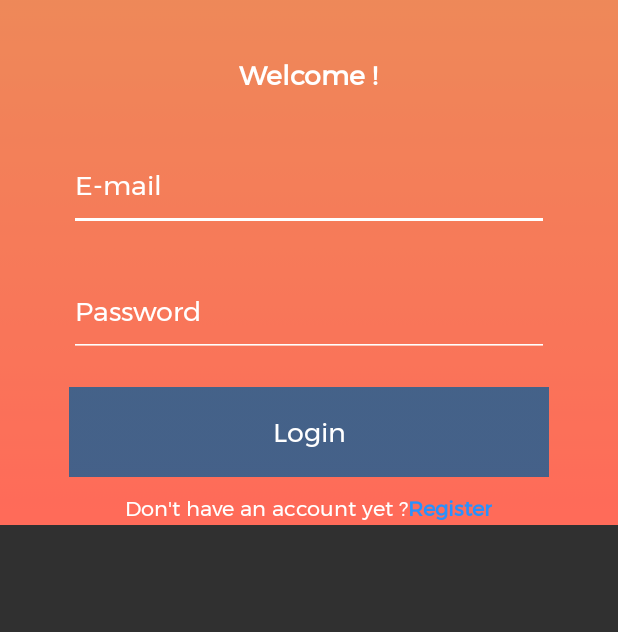
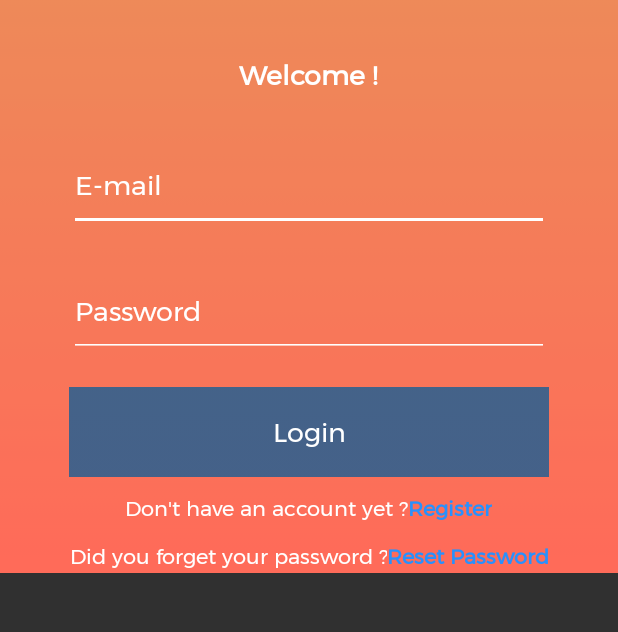
Before and after one commit to MarieMoalla/Adopt-a-pet, an Android app: the LoginActivity screen opened directly, with no data from a screen before it, on a phone screen of 412 x 824 dp, the part 234-866 px from its top. Run offline under Robolectric (Android 15) with nearby library versions, the phone set to English and light mode, and no system bars.

Commit message:
Add forget password (didnt test it) and database configuration

```diff
--- a/app/src/main/AndroidManifest.xml
+++ b/app/src/main/AndroidManifest.xml
@@ -21,6 +21,9 @@
             android:name=".StartActivity"
             android:exported="false"/>
         <activity
+            android:name=".ForgetPwd"
+            android:exported="false"/>
+        <activity
             android:name=".SplashScreenActivity"
             android:exported="true">
             <intent-filter>
--- /dev/null
+++ b/app/src/main/java/com/example/projetandroid/ForgetPwd.java
@@ -0,0 +1,4 @@
+package com.example.projetandroid;
+
+public class ForgetPwd {
+}
--- a/app/src/main/java/com/example/projetandroid/RegisterActivity.java
+++ b/app/src/main/java/com/example/projetandroid/RegisterActivity.java
@@ -51,7 +51,7 @@ public class RegisterActivity extends AppCompatActivity{
                     //Log.i("Name",name);
                     Toast.makeText(RegisterActivity.this, "Test" , Toast.LENGTH_SHORT).show();
                 } else {
-                    User user = new User(0,mName.getText().toString(),mLastname.getText().toString(),mUsername.getText().toString(),mPassword.getText().toString());
+                    User user = new User(0,mName.getText().toString(),mLastname.getText().toString(),mUsername.getText().toString(),mPassword.getText().toString(),"");
                     databasHelper.addUser(user);
                     databasHelper.close();
                     Intent intent = new Intent(RegisterActivity.this , LoginActivity.class);
--- a/app/src/main/java/service/DatabaseHelper.java
+++ b/app/src/main/java/service/DatabaseHelper.java
@@ -27,6 +27,8 @@ public class DatabaseHelper extends SQLiteOpenHelper{
     @Override
     public void onCreate(SQLiteDatabase sqLiteDatabase) {
         sqLiteDatabase.execSQL(CREATE_USER_TABLE);
+        sqLiteDatabase.execSQL(CREATE_PET_TABLE);
+        sqLiteDatabase.execSQL(CREATE_REQUEST_TABLE);
         Log.i("DataBase", "Tables created");
     }
 
@@ -34,6 +36,8 @@ public class DatabaseHelper extends SQLiteOpenHelper{
     public void onUpgrade(SQLiteDatabase sqLiteDatabase, int i, int i1) {
         // If table  already exist
         sqLiteDatabase.execSQL(DROP_USER_TABLE);
+        sqLiteDatabase.execSQL(DROP_PET_TABLE);
+        sqLiteDatabase.execSQL(DROP_REQUEST_TABLE);
         onCreate(sqLiteDatabase);
         Log.i("DataBase", "Tables deleted");
     }
@@ -51,7 +55,7 @@ public class DatabaseHelper extends SQLiteOpenHelper{
 
     //region user table
 
-    // tables names
+    // tables User
     private static final String TABLE_USER = "user";
     // User Table Columns names
     private static final String USER_ID = "user_id";
@@ -60,19 +64,66 @@ public class DatabaseHelper extends SQLiteOpenHelper{
     private static final String USER_EMAIL = "user_email";
     private static final String USER_PASSWORD = "user_password";
 
+    private static final String USER_PWDTOKEN = "user_pwd_teken";
+
+
     // create user table sql query
     private String CREATE_USER_TABLE = "CREATE TABLE " + TABLE_USER + "("
             + USER_ID + " INTEGER PRIMARY KEY AUTOINCREMENT," + USER_NAME + " TEXT,"
             + USER_LAST_NAME + " TEXT," + USER_EMAIL + " TEXT,"
-            + USER_PASSWORD + " TEXT"  +")";
+            + USER_PASSWORD + " TEXT,"  + USER_PWDTOKEN +" TEXT" +")";
     // drop table user sql query
     private String DROP_USER_TABLE = "DROP TABLE IF EXISTS " + TABLE_USER;
 
     //endregion
 
+    //region pet table
+
+    // tables pet
+    private static final String TABLE_PET = "pet";
+    private static final String PET_ID = "pet_id";
+    private static final String PET_NAME = "pet_name";
+    private static final String PETBREED = "user_lastname";
+    private static final String PETGENDER = "user_email";
+    private static final String PETWEIGHT = "user_password";
+    private static final String PETHASREPORT = "user_password";
+    private static final String PETFORADAPTION = "user_password";
+    private static final String PETOWNERID = "user_pwd_teken";
+
+
+    // create pet table sql query
+    private String CREATE_PET_TABLE = "CREATE TABLE " + TABLE_PET + "("
+            + PET_ID + " INTEGER PRIMARY KEY AUTOINCREMENT," + PET_NAME + " TEXT,"
+            + PETBREED + " TEXT," + PETGENDER + " TEXT,"
+            + PETWEIGHT + " REAL,"  + PETHASREPORT +" INTEGER," + PETFORADAPTION +" INTEGER, CONSTRAINT fk_owner FOREIGN KEY ("+ PETOWNERID +") REFERENCES "+ TABLE_USER+ "("+USER_ID+"))";
+    // drop table pet sql query
+    private String DROP_PET_TABLE = "DROP TABLE IF EXISTS " + TABLE_REQUEST;
+
+    //endregion
+
+    //region user table
+
+    // tables request
+    private static final String TABLE_REQUEST = "request";
+    // User Table Columns names
+    private static final String REQUEST_ID = "request_id";
+    private static final String REQUEST_ACCEPTED = "request_accepted";
+    private static final String REQUEST_OWNERID = "request_ownerid";
+    private static final String REQUEST_ADAPTERID = "request_adapterid";
+    private static final String REQUEST_PETID = "request_petid";
+
+    // create request table sql query
+    private String CREATE_REQUEST_TABLE = "CREATE TABLE " + TABLE_REQUEST + "("
+            + REQUEST_ID + " INTEGER PRIMARY KEY AUTOINCREMENT," + REQUEST_ACCEPTED + " INTEGER,"
+            + REQUEST_OWNERID + " INTEGER," + REQUEST_ADAPTERID + " INTEGER, CONSTRAINT fk_pet FOREIGN KEY ("+ REQUEST_PETID +") REFERENCES "+ TABLE_PET+ "("+PET_ID+"))";
+    // drop table user sql query
+    private String DROP_REQUEST_TABLE = "DROP TABLE IF EXISTS " + TABLE_USER;
+
+    //endregion
+
     //region user methods
 
-    // add user to user table
+    //region add user to user table
     public void addUser(User user) {
         SQLiteDatabase db = this.getWritableDatabase();
 
@@ -81,13 +132,15 @@ public class DatabaseHelper extends SQLiteOpenHelper{
         values.put(USER_LAST_NAME, user.getmLastname());
         values.put(USER_EMAIL, user.getmEmail());
         values.put(USER_PASSWORD, user.getmPassword());
+        values.put(USER_PWDTOKEN, user.getPwdToken());
 
         // Inserting Row
         db.insert(TABLE_USER, null, values);
         db.close();
     }
+    //endregion
 
-    // Void to check user exist in database
+    // region Void to check user exist in database
     public boolean checkUser(String email, String password) {
         SQLiteDatabase db = this.getWritableDatabase();
         String[] columns = {USER_ID};
@@ -100,8 +153,24 @@ public class DatabaseHelper extends SQLiteOpenHelper{
         if(count > 0)return true;
         else return false;
     }
+    //endregion
 
-    // get user by email
+    //region  Void to check user exist in database
+    public boolean checkUserEmail(String email) {
+        SQLiteDatabase db = this.getWritableDatabase();
+        String[] columns = {USER_ID};
+        String selection = USER_EMAIL + "=?" ;
+        String[] selectionArgs = {email};
+        Cursor cursor = db.query(TABLE_USER, columns,selection,selectionArgs,null,null,null);
+        int count = cursor.getCount();
+        cursor.close();
+        db.close();
+        if(count > 0)return true;
+        else return false;
+    }
+    //endregion
+
+    //region get user by email
     public User getUser(String email) {
         SQLiteDatabase db = this.getReadableDatabase();
 
@@ -123,4 +192,5 @@ public class DatabaseHelper extends SQLiteOpenHelper{
         return user;
     }
     //endregion
+    //endregion
 }
--- a/app/src/main/res/layout/activity_login.xml
+++ b/app/src/main/res/layout/activity_login.xml
@@ -86,6 +86,7 @@
             android:textColor="@color/white"
             android:textSize="14sp" />
 
+
         <TextView
             android:id="@+id/login_tv_register"
             android:layout_width="wrap_content"
@@ -96,6 +97,33 @@
             android:textStyle="bold"
             android:textSize="14sp"/>
 
+
+
+    </LinearLayout>
+    <LinearLayout
+        android:layout_width="wrap_content"
+        android:layout_height="wrap_content"
+        android:layout_marginTop="10dp"
+        android:layout_gravity="center"
+        android:orientation="horizontal">
+        <TextView
+            android:layout_width="wrap_content"
+            android:layout_height="wrap_content"
+            android:fontFamily="@font/montserrat"
+            android:gravity="center"
+            android:text="Did you forget your password ?"
+            android:textColor="@color/white"
+            android:textSize="14sp" />
+
+        <TextView
+            android:id="@+id/reset_pwd"
+            android:layout_width="wrap_content"
+            android:layout_height="wrap_content"
+            android:fontFamily="@font/montserrat"
+            android:text="Reset Password"
+            android:textColor="@color/button_color"
+            android:textSize="14sp"
+            android:textStyle="bold" />
     </LinearLayout>
 </LinearLayout>
 </ScrollView>
```
Also changed, not shown: app/src/main/java/com/example/projetandroid/LoginActivity.java (+76 -0 lines), app/src/main/java/model/AdoptionRequest.java (added, +58 -0 lines), app/src/main/java/model/Pet.java (added, +89 -0 lines), app/src/main/java/model/User.java (+10 -1 lines), app/src/main/res/layout/activity_forget_pwd.xml (added, +60 -0 lines).
